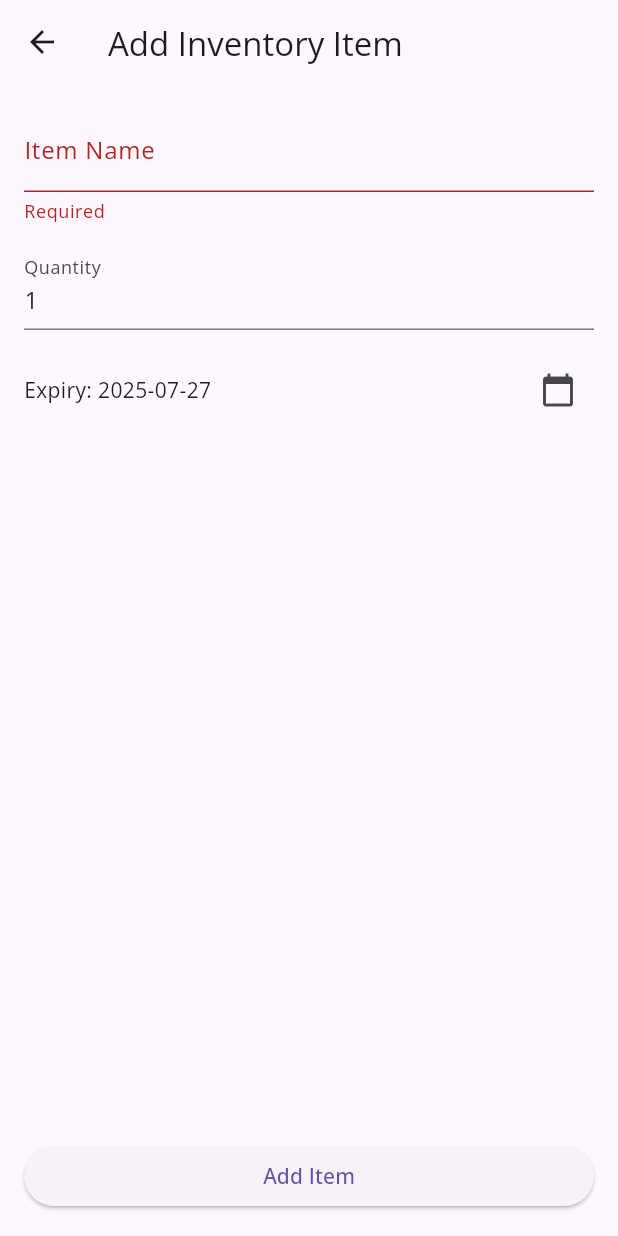
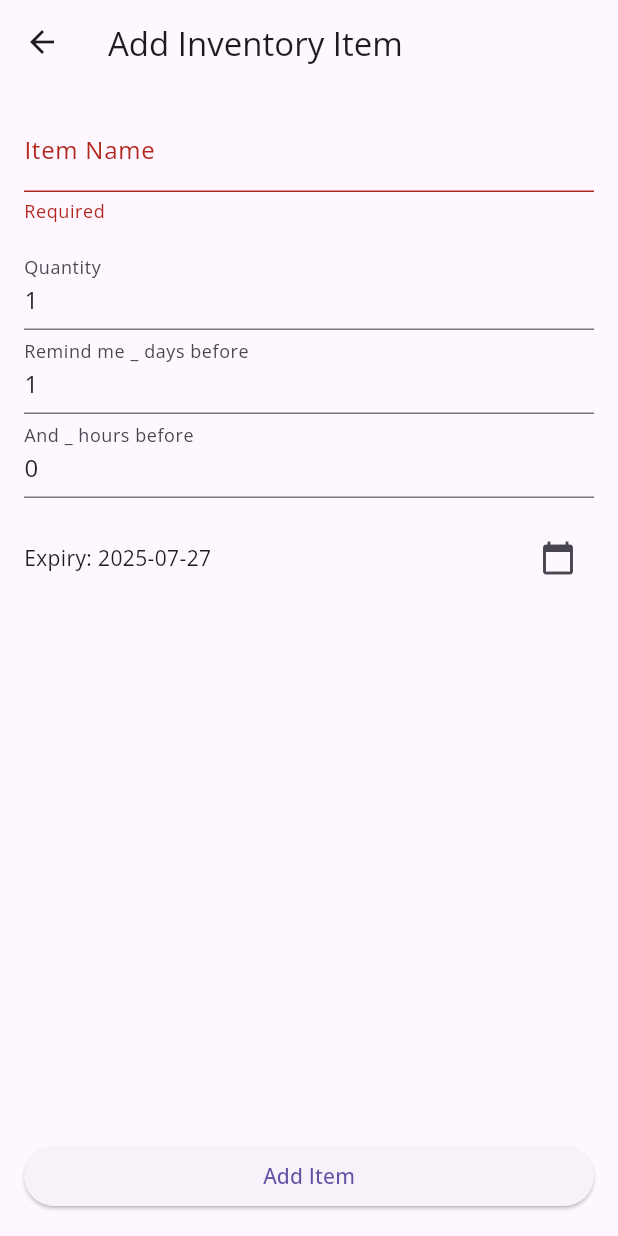
Before and after one commit to RespectAi/Final-Project-, a Flutter app: the AddItemPage screen opened by its route, after a tap on "Add Item", on a phone screen of 412 x 824 dp. Run offline on Flutter 3.47's test engine with Material 3 defaults, Android fonts, the phone set to English and light mode, and no system bars; our stand-ins replace google_fonts, supabase_flutter; accounts and stored records are empty; network calls fail.

Commit message:
Add reminder functionality to inventory items and improve UI elements

```diff
--- a/wasteless/lib/pages/add_item_page.dart
+++ b/wasteless/lib/pages/add_item_page.dart
@@ -1,5 +1,6 @@
 import 'package:flutter/material.dart';
 import '../services/supabase_service.dart';
+
 
 class AddItemPage extends StatefulWidget {
   static const route = '/add';
@@ -15,11 +16,19 @@ class _AddItemPageState extends State<AddItemPage> {
   String _name = '';
   DateTime _expiry = DateTime.now().add(Duration(days: 7));
   int _quantity = 1;
+  int _remindDays = 1;
+  int _remindHours = 0;
 
   Future<void> _submit() async {
     if (!_formKey.currentState!.validate()) return;
     _formKey.currentState!.save();
-    await widget.supa.addItem(name: _name, expiry: _expiry, quantity: _quantity);
+    await widget.supa.addItem(
+      name: _name,
+      expiry: _expiry,
+      quantity: _quantity,
+     reminderDaysBefore: _remindDays,
+     reminderHoursBefore: _remindHours,
+    );
     Navigator.pop(context);
   }
 
@@ -50,6 +59,23 @@ class _AddItemPageState extends State<AddItemPage> {
                     ? 'Enter a positive number'
                     : null,
               ),
+
+              // after your quantity TextFormField…
+              TextFormField(
+                decoration: InputDecoration(
+                  labelText: 'Remind me _ days before',
+                ),
+                keyboardType: TextInputType.number,
+                initialValue: '1',
+                onSaved: (v) => _remindDays = int.parse(v!),
+              ),
+              TextFormField(
+                decoration: InputDecoration(labelText: 'And _ hours before'),
+                keyboardType: TextInputType.number,
+                initialValue: '0',
+                onSaved: (v) => _remindHours = int.parse(v!),
+              ),
+
 
               SizedBox(height: 16),
               Row(
--- a/wasteless/lib/services/supabase_service.dart
+++ b/wasteless/lib/services/supabase_service.dart
@@ -39,13 +39,17 @@ class SupabaseService {
   /// Insert a new inventory item FOR THIS USER
   Future<void> addItem(
     {required String name, required DateTime expiry, required int quantity,
-    })
+    required int reminderDaysBefore,
+    required int reminderHoursBefore,
+  })
   async {
     final uid = client.auth.currentUser!.id;
     await client.from('inventory_items').insert({
       'name': name,
       'expiry_date': expiry.toIso8601String(),
       'quantity': quantity,
+      'reminder_days_before': reminderDaysBefore,
+      'reminder_hours_before': reminderHoursBefore,
       'user_id': uid, // ← stamp with user
     });
   }
```
Also changed, not shown: wasteless/lib/main.dart (+6 -3 lines), wasteless/lib/pages/inventory_list.dart (+44 -11 lines).
